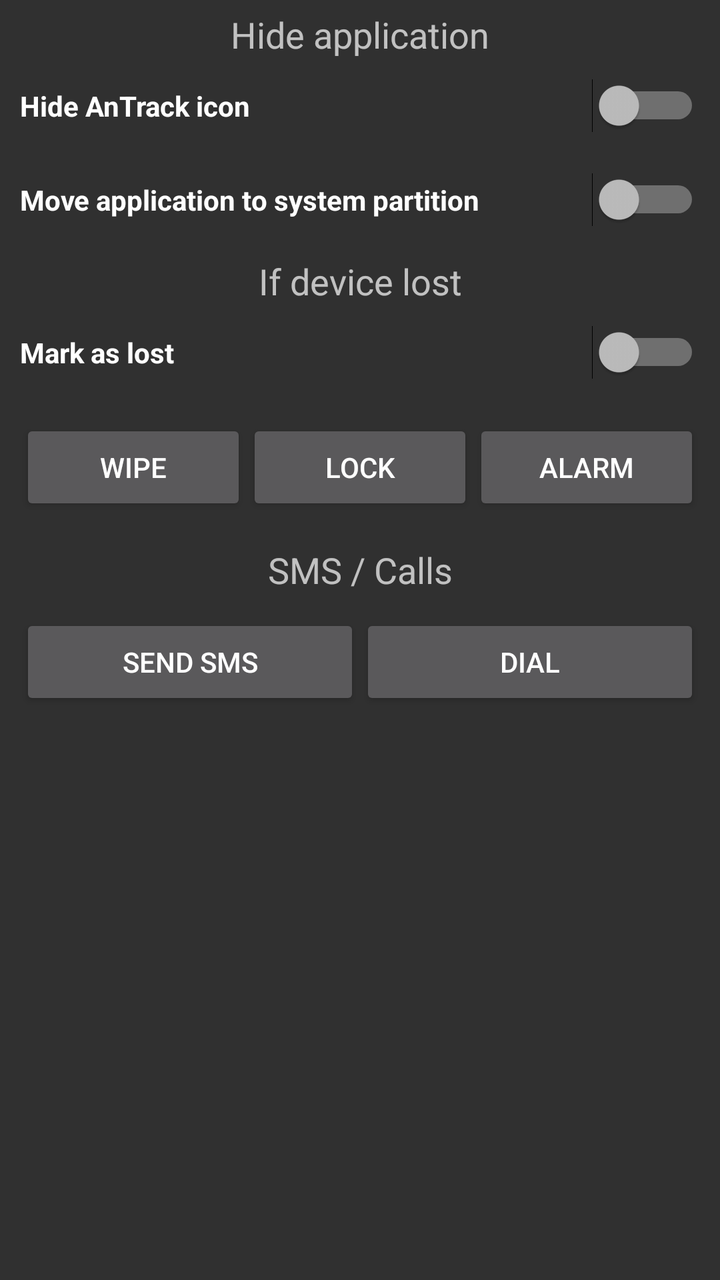
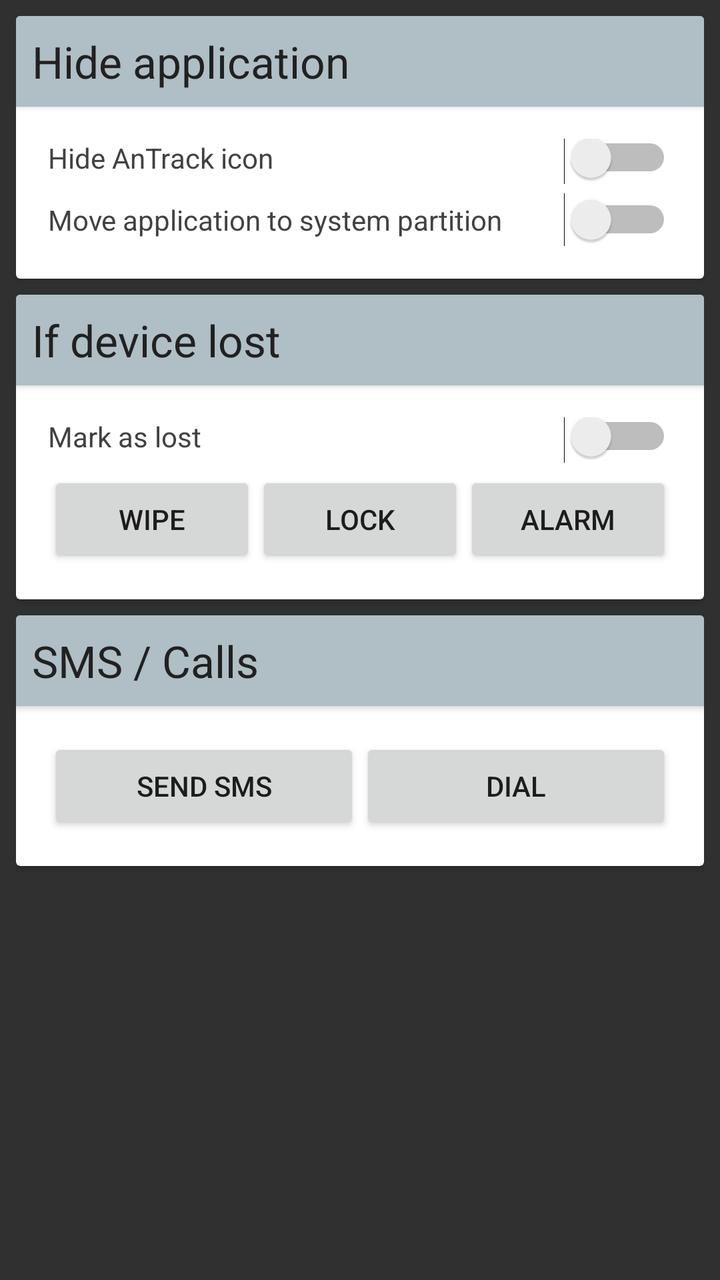

Compare the two renders of this Android layout. The source of the first and the diff that turns it into the second are given below.
<!-- AndroidManifest.xml: application theme AppTheme -->
<!-- res/layout/fragment_control.xml -->
<ScrollView
    xmlns:android="http://schemas.android.com/apk/res/android"
    android:id="@+id/scroll"
    android:layout_width="match_parent"
    android:layout_height="wrap_content">

<LinearLayout
    xmlns:android="http://schemas.android.com/apk/res/android"
    xmlns:tools="http://schemas.android.com/tools"
    android:layout_width="match_parent"
    android:layout_height="wrap_content"
    tools:context="org.antrack.app.ui.MainActivity"
    android:orientation="vertical">

    <TextView
        android:layout_width="match_parent"
        android:layout_height="wrap_content"
        android:text="@string/hide_application"
        android:textSize="18sp"
        android:gravity="center"
        android:layout_marginTop="5dp" />

    <Switch
        android:layout_width="fill_parent"
        android:layout_height="wrap_content"
        android:text="@string/hide_icon"
        android:id="@+id/fragment_control_hide"
        android:checked="false"
        android:textStyle="bold"
        android:layout_margin="10dp"
        />

    <Switch
        android:layout_width="fill_parent"
        android:layout_height="wrap_content"
        android:text="@string/move_to_system"
        android:id="@+id/fragment_control_system"
        android:checked="false"
        android:textStyle="bold"
        android:layout_margin="10dp"
        />

    <TextView
        android:layout_width="match_parent"
        android:layout_height="wrap_content"
        android:text="@string/if_device_lost"
        android:textSize="18sp"
        android:gravity="center"
        android:layout_marginTop="5dp" />

    <Switch
        android:layout_width="fill_parent"
        android:layout_height="wrap_content"
        android:text="@string/mark_as_lost"
        android:id="@+id/fragment_control_lost"
        android:checked="false"
        android:textStyle="bold"
        android:layout_margin="10dp" />

    <LinearLayout
        android:layout_width="match_parent"
        android:layout_height="wrap_content"
        android:layout_margin="10dp"
        android:gravity="center"
        >

        <Button
            android:layout_width="0dp"
            android:layout_height="wrap_content"
            android:text="@string/wipe"
            android:id="@+id/fragment_control_wipe"
            android:layout_weight="0.33"
            />

        <Button
            android:layout_width="0dp"
            android:layout_height="wrap_content"
            android:text="@string/lock"
            android:id="@+id/fragment_control_lock"
            android:layout_weight="0.33"
            />

        <Button
            android:layout_width="0dp"
            android:layout_height="wrap_content"
            android:text="@string/alarm"
            android:id="@+id/fragment_control_alarm"
            android:layout_weight="0.33"
            />

    </LinearLayout>

    <TextView
        android:layout_width="match_parent"
        android:layout_height="wrap_content"
        android:text="@string/sms_calls"
        android:textSize="18sp"
        android:gravity="center"
        android:layout_marginTop="5dp" />

    <LinearLayout
        android:layout_width="match_parent"
        android:layout_height="wrap_content"
        android:layout_margin="10dp"
        android:gravity="center"
        >

        <Button
            android:layout_width="0dp"
            android:layout_height="wrap_content"
            android:text="@string/send_sms"
            android:id="@+id/fragment_control_sms"
            android:layout_weight="0.5"
            />

        <Button
            android:layout_width="0dp"
            android:layout_height="wrap_content"
            android:text="@string/dial"
            android:id="@+id/fragment_control_call"
            android:layout_weight="0.5"
            />

    </LinearLayout>
</LinearLayout>
</ScrollView>
<!-- resources referenced by this layout -->
<resources>
  <string name="alarm">Alarm</string>
  <string name="dial">Dial</string>
  <string name="hide_application">Hide application</string>
  <string name="hide_icon">Hide AnTrack icon</string>
  <string name="if_device_lost">If device lost</string>
  <string name="lock">Lock</string>
  <string name="mark_as_lost">Mark as lost</string>
  <string name="move_to_system">Move application to system partition</string>
  <string name="send_sms">Send SMS</string>
  <string name="sms_calls">SMS / Calls</string>
  <string name="wipe">Wipe</string>
  <style name="AppTheme" parent="Theme.AppCompat.NoActionBar">
          
          <item name="windowActionBar">false</item>
          <item name="windowNoTitle">true</item>
      </style>
</resources>

<!-- the commit's change to res/layout/fragment_control.xml (unified diff, before → after) -->
@@ -10,117 +10,195 @@
     android:layout_width="match_parent"
     android:layout_height="wrap_content"
     tools:context="org.antrack.app.ui.MainActivity"
-    android:orientation="vertical">
-
-    <TextView
+    android:orientation="vertical"
+    android:padding="8dp"
+    android:theme="@style/Base.Theme.AppCompat.Light"
+    >
+
+    <android.support.v7.widget.CardView
         android:layout_width="match_parent"
         android:layout_height="wrap_content"
-        android:text="@string/hide_application"
-        android:textSize="18sp"
-        android:gravity="center"
-        android:layout_marginTop="5dp" />
-
-    <Switch
-        android:layout_width="fill_parent"
-        android:layout_height="wrap_content"
-        android:text="@string/hide_icon"
-        android:id="@+id/fragment_control_hide"
-        android:checked="false"
-        android:textStyle="bold"
-        android:layout_margin="10dp"
-        />
-
-    <Switch
-        android:layout_width="fill_parent"
-        android:layout_height="wrap_content"
-        android:text="@string/move_to_system"
-        android:id="@+id/fragment_control_system"
-        android:checked="false"
-        android:textStyle="bold"
-        android:layout_margin="10dp"
-        />
-
-    <TextView
+        android:layout_marginBottom="8dp"
+        >
+        <LinearLayout
+            android:layout_width="match_parent"
+            android:layout_height="wrap_content"
+            android:orientation="vertical"
+            >
+            <LinearLayout
+                android:layout_width="match_parent"
+                android:layout_height="wrap_content"
+                android:padding="8dp"
+                android:orientation="vertical"
+                android:background="@color/cardview_title_bg"
+                android:elevation="@dimen/cardview_title_elevation"
+                >
+                <TextView
+                    android:layout_width="wrap_content"
+                    android:layout_height="wrap_content"
+                    android:text="@string/hide_application"
+                    android:textSize="@dimen/cardview_title_text_size"
+                    android:textColor="@color/primary_text"
+                    />
+            </LinearLayout>
+            <LinearLayout
+                android:layout_width="match_parent"
+                android:layout_height="wrap_content"
+                android:padding="16dp"
+                android:orientation="vertical"
+                >
+                <Switch
+                    android:layout_width="fill_parent"
+                    android:layout_height="wrap_content"
+                    android:text="@string/hide_icon"
+                    android:id="@+id/fragment_control_hide"
+                    android:checked="false"
+                    android:paddingBottom="8dp"
+                    android:textColor="@color/secondary_text"
+                    />
+
+                <Switch
+                    android:layout_width="fill_parent"
+                    android:layout_height="wrap_content"
+                    android:text="@string/move_to_system"
+                    android:id="@+id/fragment_control_system"
+                    android:checked="false"
+                    android:textColor="@color/secondary_text"
+                    />
+            </LinearLayout>
+        </LinearLayout>
+    </android.support.v7.widget.CardView>
+
+    <android.support.v7.widget.CardView
         android:layout_width="match_parent"
         android:layout_height="wrap_content"
-        android:text="@string/if_device_lost"
-        android:textSize="18sp"
-        android:gravity="center"
-        android:layout_marginTop="5dp" />
-
-    <Switch
-        android:layout_width="fill_parent"
-        android:layout_height="wrap_content"
-        android:text="@string/mark_as_lost"
-        android:id="@+id/fragment_control_lost"
-        android:checked="false"
-        android:textStyle="bold"
-        android:layout_margin="10dp" />
-
-    <LinearLayout
+        android:layout_marginBottom="8dp"
+        >
+        <LinearLayout
+            android:layout_width="match_parent"
+            android:layout_height="wrap_content"
+            android:orientation="vertical"
+            >
+            <LinearLayout
+                android:layout_width="match_parent"
+                android:layout_height="wrap_content"
+                android:padding="8dp"
+                android:orientation="vertical"
+                android:background="@color/cardview_title_bg"
+                android:elevation="@dimen/cardview_title_elevation"
+                >
+                <TextView
+                    android:layout_width="match_parent"
+                    android:layout_height="wrap_content"
+                    android:text="@string/if_device_lost"
+                    android:textSize="@dimen/cardview_title_text_size"
+                    android:textColor="@color/primary_text" />
+            </LinearLayout>
+            <LinearLayout
+                android:layout_width="match_parent"
+                android:layout_height="wrap_content"
+                android:padding="16dp"
+                android:orientation="vertical"
+                >
+                <Switch
+                    android:layout_width="fill_parent"
+                    android:layout_height="wrap_content"
+                    android:text="@string/mark_as_lost"
+                    android:id="@+id/fragment_control_lost"
+                    android:checked="false"
+                    android:textColor="@color/secondary_text"
+                    android:paddingBottom="8dp"
+                    />
+
+                <LinearLayout
+                    android:layout_width="match_parent"
+                    android:layout_height="wrap_content"
+                    android:gravity="center"
+                    >
+
+                    <Button
+                        android:layout_width="0dp"
+                        android:layout_height="wrap_content"
+                        android:text="@string/wipe"
+                        android:id="@+id/fragment_control_wipe"
+                        android:layout_weight="0.33"
+                        />
+
+                    <Button
+                        android:layout_width="0dp"
+                        android:layout_height="wrap_content"
+                        android:text="@string/lock"
+                        android:id="@+id/fragment_control_lock"
+                        android:layout_weight="0.33"
+                        />
+
+                    <Button
+                        android:layout_width="0dp"
+                        android:layout_height="wrap_content"
+                        android:text="@string/alarm"
+                        android:id="@+id/fragment_control_alarm"
+                        android:layout_weight="0.33"
+                        />
+                </LinearLayout>
+            </LinearLayout>
+        </LinearLayout>
+    </android.support.v7.widget.CardView>
+    <android.support.v7.widget.CardView
         android:layout_width="match_parent"
         android:layout_height="wrap_content"
-        android:layout_margin="10dp"
-        android:gravity="center"
+        android:layout_marginBottom="8dp"
         >
-
-        <Button
-            android:layout_width="0dp"
-            android:layout_height="wrap_content"
-            android:text="@string/wipe"
-            android:id="@+id/fragment_control_wipe"
-            android:layout_weight="0.33"
-            />
-
-        <Button
-            android:layout_width="0dp"
-            android:layout_height="wrap_content"
-            android:text="@string/lock"
-            android:id="@+id/fragment_control_lock"
-            android:layout_weight="0.33"
-            />
-
-        <Button
-            android:layout_width="0dp"
-            android:layout_height="wrap_content"
-            android:text="@string/alarm"
-            android:id="@+id/fragment_control_alarm"
-            android:layout_weight="0.33"
-            />
-
-    </LinearLayout>
-
-    <TextView
-        android:layout_width="match_parent"
-        android:layout_height="wrap_content"
-        android:text="@string/sms_calls"
-        android:textSize="18sp"
-        android:gravity="center"
-        android:layout_marginTop="5dp" />
-
-    <LinearLayout
-        android:layout_width="match_parent"
-        android:layout_height="wrap_content"
-        android:layout_margin="10dp"
-        android:gravity="center"
-        >
-
-        <Button
-            android:layout_width="0dp"
-            android:layout_height="wrap_content"
-            android:text="@string/send_sms"
-            android:id="@+id/fragment_control_sms"
-            android:layout_weight="0.5"
-            />
-
-        <Button
-            android:layout_width="0dp"
-            android:layout_height="wrap_content"
-            android:text="@string/dial"
-            android:id="@+id/fragment_control_call"
-            android:layout_weight="0.5"
-            />
-
-    </LinearLayout>
+        <LinearLayout
+            android:layout_width="match_parent"
+            android:layout_height="wrap_content"
+            android:orientation="vertical"
+            >
+            <LinearLayout
+                android:layout_width="match_parent"
+                android:layout_height="wrap_content"
+                android:padding="8dp"
+                android:orientation="vertical"
+                android:background="@color/cardview_title_bg"
+                android:elevation="@dimen/cardview_title_elevation"
+                >
+                <TextView
+                    android:layout_width="match_parent"
+                    android:layout_height="wrap_content"
+                    android:text="@string/sms_calls"
+                    android:textSize="@dimen/cardview_title_text_size"
+                    android:textColor="@color/primary_text"
+                    />
+        </LinearLayout>
+        <LinearLayout
+            android:layout_width="match_parent"
+            android:layout_height="wrap_content"
+            android:padding="16dp"
+            android:orientation="vertical"
+            >
+            <LinearLayout
+                android:layout_width="match_parent"
+                android:layout_height="wrap_content"
+                android:gravity="center"
+                >
+
+                <Button
+                    android:layout_width="0dp"
+                    android:layout_height="wrap_content"
+                    android:text="@string/send_sms"
+                    android:id="@+id/fragment_control_sms"
+                    android:layout_weight="0.5"
+                    />
+
+                <Button
+                    android:layout_width="0dp"
+                    android:layout_height="wrap_content"
+                    android:text="@string/dial"
+                    android:id="@+id/fragment_control_call"
+                    android:layout_weight="0.5"
+                    />
+            </LinearLayout>
+        </LinearLayout>
+        </LinearLayout>
+    </android.support.v7.widget.CardView>
 </LinearLayout>
 </ScrollView>
<!-- resource entries referenced after the edit -->
@@ -1,5 +1,10 @@
 <!-- resources referenced by this layout -->
 <resources>
+  <item name="cardview_title_bg" type="color">#b0bec5</item>
+  <item name="primary_text" type="color">#212121</item>
+  <item name="secondary_text" type="color">#424242</item>
+  <dimen name="cardview_title_elevation">2dp</dimen>
+  <dimen name="cardview_title_text_size">22sp</dimen>
   <string name="alarm">Alarm</string>
   <string name="dial">Dial</string>
   <string name="hide_application">Hide application</string>
